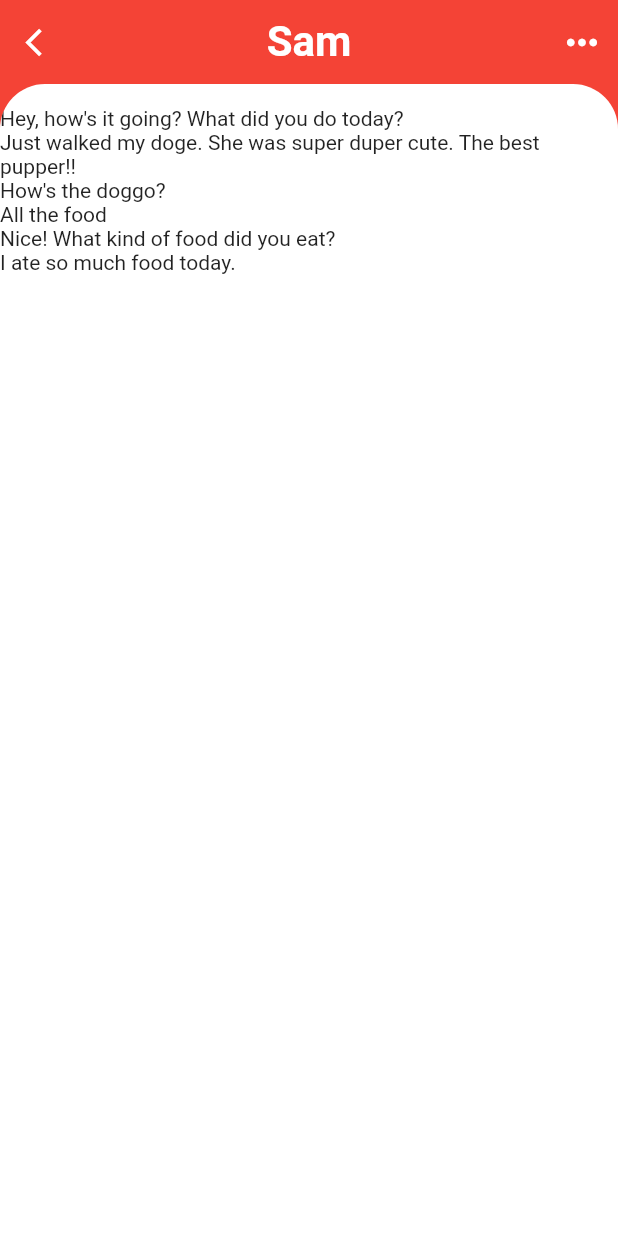
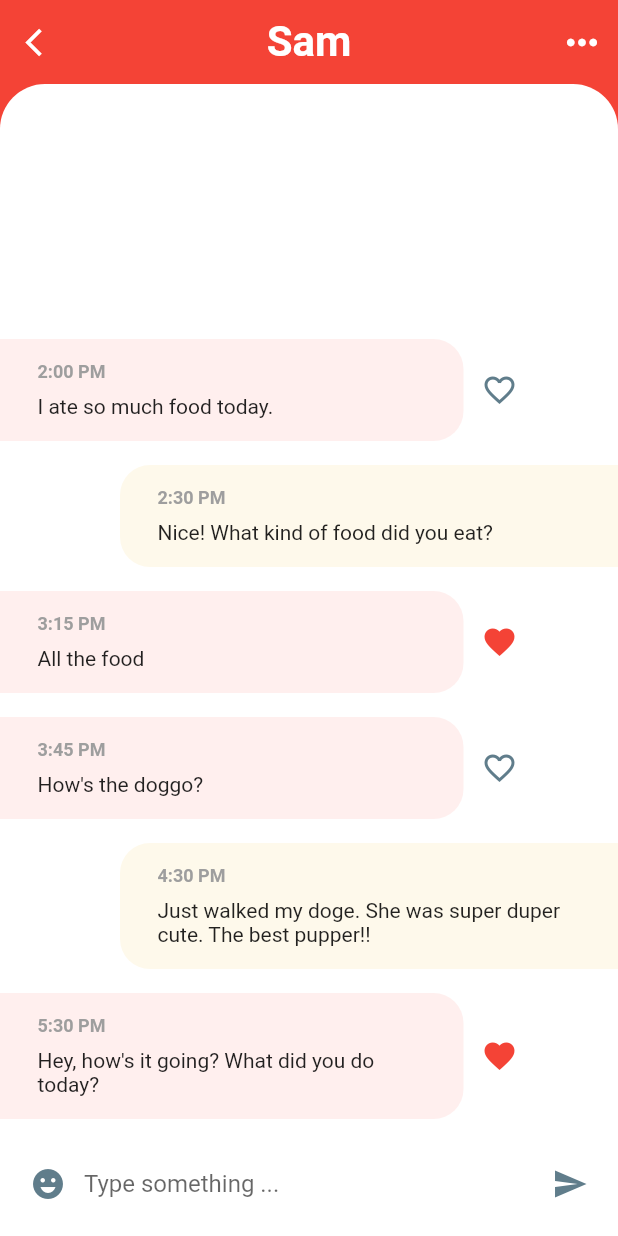
Before and after one commit to Nishadatgit/flutter-chat-app-clone, a Flutter app: the screen it shows after launch, after a tap on "Sam", on a phone screen of 412 x 824 dp. Run offline on Flutter 3.47's test engine with Material 2 defaults, Android fonts, the phone set to English and light mode, and no system bars; our stand-ins replace get.

Commit message:
chat clone completed

```diff
--- a/lib/main.dart
+++ b/lib/main.dart
@@ -1,5 +1,6 @@
 import 'package:chat_app_clone/screens/home/home_screen.dart';
 import 'package:flutter/material.dart';
+import 'package:get/get.dart';
 
 void main(List<String> args) {
   runApp(const MyApp());
@@ -10,7 +11,7 @@ class MyApp extends StatelessWidget {
 
   @override
   Widget build(BuildContext context) {
-    return MaterialApp(
+    return GetMaterialApp(
       title: 'Chat App Clone',
       debugShowCheckedModeBanner: false,
       theme: ThemeData(
--- a/lib/screens/chat/chat_screen.dart
+++ b/lib/screens/chat/chat_screen.dart
@@ -1,8 +1,7 @@
 import 'package:chat_app_clone/models/message_model.dart';
 import 'package:chat_app_clone/models/user_model.dart';
 import 'package:flutter/material.dart';
-import 'package:flutter/src/foundation/key.dart';
-import 'package:flutter/src/widgets/framework.dart';
+import 'package:get/get.dart';
 
 class ChatScreen extends StatefulWidget {
   const ChatScreen({Key? key, required this.user}) : super(key: key);
@@ -13,6 +12,94 @@ class ChatScreen extends StatefulWidget {
 }
 
 class _ChatScreenState extends State<ChatScreen> {
+  _buildMessage(Message message, bool isMe) {
+    final msg = Container(
+      width: MediaQuery.of(context).size.width * 0.75,
+      margin: isMe
+          ? const EdgeInsets.only(top: 8.0, bottom: 8.0, left: 80.0)
+          : const EdgeInsets.only(
+              top: 8.0,
+              bottom: 8.0,
+            ),
+      padding: const EdgeInsets.symmetric(horizontal: 25, vertical: 15),
+      decoration: BoxDecoration(
+          color: isMe ? const Color(0xFFFEF9EB) : const Color(0xFFFFEFEE),
+          borderRadius: isMe
+              ? const BorderRadius.only(
+                  topLeft: Radius.circular(20),
+                  bottomLeft: Radius.circular(20),
+                )
+              : const BorderRadius.only(
+                  topRight: Radius.circular(
+                    20,
+                  ),
+                  bottomRight: Radius.circular(20),
+                )),
+      child: Column(
+        crossAxisAlignment: CrossAxisAlignment.start,
+        children: [
+          Text(
+            message.time,
+            style: const TextStyle(
+                color: Colors.grey, fontSize: 12, fontWeight: FontWeight.w600),
+          ),
+          const SizedBox(
+            height: 8,
+          ),
+          Text(
+            message.text,
+          ),
+        ],
+      ),
+    );
+    if (isMe) {
+      return msg;
+    }
+    return Row(
+      children: [
+        msg,
+        IconButton(
+          onPressed: () {},
+          color: message.isLiked
+              ? Theme.of(context).primaryColor
+              : Colors.blueGrey,
+          icon: message.isLiked
+              ? const Icon(Icons.favorite)
+              : const Icon(Icons.favorite_outline),
+        )
+      ],
+    );
+  }
+
+  _buildMessageComposer() {
+    return Container(
+      padding: const EdgeInsets.symmetric(horizontal: 8),
+      color: Colors.white,
+      height: 70,
+      child: Row(
+        children: [
+          IconButton(
+            onPressed: () {},
+            icon: const Icon(Icons.emoji_emotions),
+            color: Colors.blueGrey,
+          ),
+          Expanded(
+              child: TextField(
+            textCapitalization: TextCapitalization.sentences,
+            decoration:
+                const InputDecoration.collapsed(hintText: 'Type something ...'),
+            onChanged: ((value) {}),
+          )),
+          IconButton(
+            onPressed: () {},
+            icon: const Icon(Icons.send),
+            color: Colors.blueGrey,
+          )
+        ],
+      ),
+    );
+  }
+
   @override
   Widget build(BuildContext context) {
     return Scaffold(
@@ -20,7 +107,9 @@ class _ChatScreenState extends State<ChatScreen> {
       appBar: AppBar(
         elevation: 0.0,
         leading: IconButton(
-          onPressed: () {},
+          onPressed: () {
+            Get.back();
+          },
           iconSize: 22,
           color: Colors.white,
           icon: const Icon(Icons.arrow_back_ios),
@@ -40,7 +129,11 @@ class _ChatScreenState extends State<ChatScreen> {
           ),
         ],
       ),
-      body: Column(
+      body: GestureDetector(
+        onTap: () {
+          FocusScope.of(context).unfocus();
+        },
+        child: Column(
           children: [
             Expanded(
               child: Container(
@@ -57,16 +150,21 @@ class _ChatScreenState extends State<ChatScreen> {
                     topRight: Radius.circular(30),
                   ),
                   child: ListView.builder(
+                      reverse: true,
+                      physics: const BouncingScrollPhysics(),
                       padding: const EdgeInsets.only(top: 15),
                       itemCount: messages.length,
                       itemBuilder: (ctx, index) {
                         final message = messages[index];
-                      return Text(message.text);
+                        final bool isMe = message.sender.id == currentUser.id;
+                        return _buildMessage(message, isMe);
                       }),
                 ),
               ),
             ),
+            _buildMessageComposer()
           ],
+        ),
       ),
     );
   }
--- a/lib/screens/home/widgets/favourite_contacts.dart
+++ b/lib/screens/home/widgets/favourite_contacts.dart
@@ -1,6 +1,7 @@
 import 'package:chat_app_clone/models/message_model.dart';
 import 'package:chat_app_clone/screens/chat/chat_screen.dart';
 import 'package:flutter/material.dart';
+import 'package:get/get.dart';
 
 class FavoriteContacts extends StatelessWidget {
   const FavoriteContacts({
@@ -41,9 +42,7 @@ class FavoriteContacts extends StatelessWidget {
             itemBuilder: (ctx, index) {
               return GestureDetector(
                 onTap: () {
-                  Navigator.of(context).push(MaterialPageRoute(
-                      builder: (context) =>
-                          ChatScreen(user: favorites[index]),),);
+                  Get.to(ChatScreen(user: favorites[index]),transition: Transition.cupertino);
                 },
                 child: Padding(
                   padding: const EdgeInsets.all(10.0),
--- a/lib/screens/home/widgets/recent_chats.dart
+++ b/lib/screens/home/widgets/recent_chats.dart
@@ -1,6 +1,7 @@
 import 'package:chat_app_clone/models/message_model.dart';
 import 'package:chat_app_clone/screens/chat/chat_screen.dart';
 import 'package:flutter/material.dart';
+import 'package:get/get.dart';
 
 class RecentChats extends StatelessWidget {
   const RecentChats({
@@ -28,11 +29,7 @@ class RecentChats extends StatelessWidget {
               final chat = chats[index];
               return GestureDetector(
                 onTap: () {
-                  Navigator.of(context).push(
-                    MaterialPageRoute(
-                      builder: (context) => ChatScreen(user: chat.sender),
-                    ),
-                  );
+                  Get.to(ChatScreen(user: chat.sender),transition: Transition.cupertino);
                 },
                 child: Container(
                   decoration: BoxDecoration(
```
Also changed, not shown: pubspec.yaml (+4 -11 lines), pubspec.lock. Lines whose indentation alone changed are shown as unchanged.
